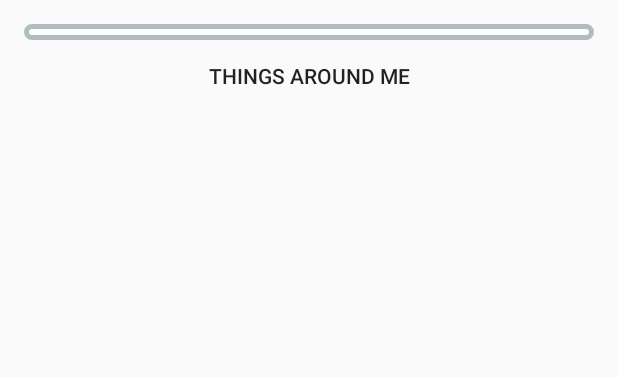
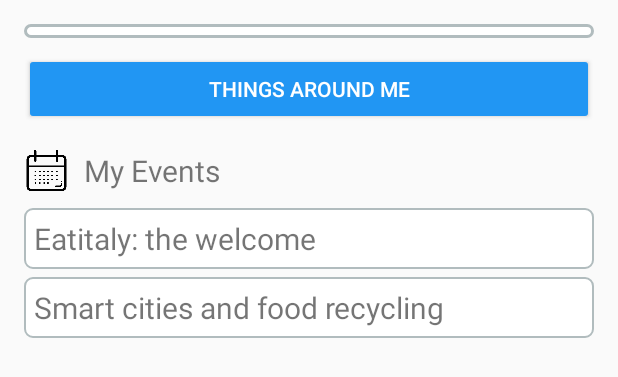
Before and after one commit to rainbowbreeze/20150124-ciscolive, an Android app: the layout fra_location.xml on its own in the app's theme, with its tools: preview values and no code run, on a phone screen of 412 x 824 dp. Shown: the top 377 px of the screen. Run offline under Robolectric (Android 15) with nearby library versions, the phone set to English and light mode, and no system bars.

Commit message:
added main activility layout

```diff
--- a/mobileapp/ciscolive/mobile/build.gradle
+++ b/mobileapp/ciscolive/mobile/build.gradle
@@ -6,7 +6,7 @@ android {
 
     defaultConfig {
         applicationId "it.rainbowbreeze.ciscolive"
-        minSdkVersion 19
+        minSdkVersion 21
         targetSdkVersion 21
         versionCode 1
         versionName "1.0"
--- /dev/null
+++ b/mobileapp/ciscolive/mobile/src/main/res/drawable-v21/blue_button_background.xml
@@ -0,0 +1,6 @@
+<?xml version="1.0" encoding="utf-8"?>
+<ripple
+    xmlns:android="http://schemas.android.com/apk/res/android"
+    android:color="?attr/colorControlHighlight">
+    <item android:drawable="@color/blue_button"/>
+</ripple>
--- /dev/null
+++ b/mobileapp/ciscolive/mobile/src/main/res/drawable/event_rounded_bg.xml
@@ -0,0 +1,12 @@
+<?xml version="1.0" encoding="UTF-8"?>
+<shape xmlns:android="http://schemas.android.com/apk/res/android">
+    <solid android:color="#FFFFFF"/>
+    <stroke android:width="1dip" android:color="#B1BCBE" />
+    <corners android:radius="5dip"/>
+    <padding
+        android:left="7dip"
+        android:top="7dip"
+        android:right="7dip"
+        android:bottom="7dip"
+    />
+</shape>
--- a/mobileapp/ciscolive/mobile/src/main/res/drawable/layout_bg.xml
+++ b/mobileapp/ciscolive/mobile/src/main/res/drawable/layout_bg.xml
@@ -1,7 +1,12 @@
 <?xml version="1.0" encoding="UTF-8"?>
 <shape xmlns:android="http://schemas.android.com/apk/res/android">
     <solid android:color="#FFFFFF"/>
-    <stroke android:width="3dip" android:color="#B1BCBE" />
+    <stroke android:width="2dip" android:color="#B1BCBE" />
     <corners android:radius="10dip"/>
-    <padding android:left="0dip" android:top="0dip" android:right="0dip" android:bottom="0dip" />
+    <padding
+        android:left="5dip"
+        android:top="5dip"
+        android:right="5dip"
+        android:bottom="5dip"
+    />
 </shape>
--- /dev/null
+++ b/mobileapp/ciscolive/mobile/src/main/res/layout/act_location.xml
@@ -0,0 +1,4 @@
+<FrameLayout xmlns:android="http://schemas.android.com/apk/res/android"
+    xmlns:tools="http://schemas.android.com/tools" android:id="@+id/container"
+    android:layout_width="match_parent" android:layout_height="match_parent"
+    tools:context="it.rainbowbreeze.ciscolive.ui.LocationActivity" tools:ignore="MergeRootFrame" />
--- a/mobileapp/ciscolive/mobile/src/main/res/layout/fra_location.xml
+++ b/mobileapp/ciscolive/mobile/src/main/res/layout/fra_location.xml
@@ -17,8 +17,7 @@
             android:layout_width="match_parent"
             android:layout_height="wrap_content"
             android:background="@drawable/layout_bg"
-            android:padding="5dp"
-            >
+        >
             <ImageView
                 android:id="@+id/location_imgMap"
                 android:layout_width="match_parent"
@@ -42,9 +41,59 @@
             android:id="@+id/location_btnAroundMe"
             android:layout_width="match_parent"
             android:layout_height="wrap_content"
+            android:layout_marginTop="10dp"
             android:text="@string/location_btnAroundMe"
-            android:background="#0000"
+            android:textColor="#FFFFFF"
         />
+
+        <LinearLayout
+            android:layout_width="match_parent"
+            android:layout_height="wrap_content"
+            android:layout_marginTop="15dp"
+            android:orientation="horizontal"
+            android:gravity="center_vertical"
+        >
+            <ImageView
+                android:layout_width="30dp"
+                android:layout_height="30dp"
+                android:src="@drawable/calendar"
+                android:scaleType="fitCenter"
+            />
+            <TextView
+                android:layout_width="wrap_content"
+                android:layout_height="wrap_content"
+                android:text="@string/location_myevents"
+                style="@style/location_lblEvents"
+                android:layout_marginLeft="10dp"
+            />
+        </LinearLayout>
+
+        <FrameLayout
+            android:layout_width="match_parent"
+            android:layout_height="wrap_content"
+            android:background="@drawable/event_rounded_bg"
+            android:layout_marginTop="10dp"
+        >
+            <TextView
+                android:layout_width="match_parent"
+                android:layout_height="wrap_content"
+                style="@style/location_lblEvents"
+                android:text="Eatitaly: the welcome"
+            />
+        </FrameLayout>
+        <FrameLayout
+            android:layout_width="match_parent"
+            android:layout_height="wrap_content"
+            android:background="@drawable/event_rounded_bg"
+            android:layout_marginTop="5dp"
+            >
+            <TextView
+                android:layout_width="match_parent"
+                android:layout_height="wrap_content"
+                style="@style/location_lblEvents"
+                android:text="Smart cities and food recycling"
+                />
+        </FrameLayout>
 
     </LinearLayout>
 
--- /dev/null
+++ b/mobileapp/ciscolive/mobile/src/main/res/values/colors.xml
@@ -0,0 +1,4 @@
+<?xml version="1.0" encoding="utf-8"?>
+<resources>
+    <color name="blue_button" >#0078ff</color>
+</resources>
--- a/mobileapp/ciscolive/mobile/src/main/res/values/strings.xml
+++ b/mobileapp/ciscolive/mobile/src/main/res/values/strings.xml
@@ -7,8 +7,10 @@
     <string name="title_section3">Section 3</string>
     <string name="hello_world">Hello world!</string>
     <string name="action_settings">Settings</string>
-
     <string name="location_lblHello">Hello location fragment</string>
     <string name="location_btnAroundMe">Things Around Me</string>
+    <string name="location_myevents">My Events</string>
+    <string name="location_title">EXPLORE</string>
+    <string name="title_activity_location">EXPLORE</string>
 
 </resources>
--- a/mobileapp/ciscolive/mobile/src/main/res/values/styles.xml
+++ b/mobileapp/ciscolive/mobile/src/main/res/values/styles.xml
@@ -1,8 +1,17 @@
 <resources>
 
     <!-- Base application theme. -->
-    <style name="AppTheme" parent="Theme.AppCompat.Light.DarkActionBar">
+    <style name="AppTheme" parent="Theme.AppCompat.Light">
+        <item name="android:colorButtonNormal">#2196f3</item>
         <!-- Customize your theme here. -->
     </style>
 
+    <style name="BlueButton" parent="android:style/Widget.Material.Button">
+        <item name="android:background">@drawable/blue_button_background</item>
+    </style>
+
+    <style name="location_lblEvents">
+        <item name="android:textSize">20dp</item>
+    </style>
+
 </resources>
```
Also changed, not shown: mobileapp/ciscolive/mobile/src/main/AndroidManifest.xml (+8 -7 lines), mobileapp/ciscolive/mobile/src/main/java/it/rainbowbreeze/ciscolive/ui/ActMainActivity.java (+25 -0 lines), mobileapp/ciscolive/mobile/src/main/java/it/rainbowbreeze/ciscolive/ui/LocationActivity.java (added, +51 -0 lines), mobileapp/ciscolive/mobile/src/main/res/layout/fragment_location.xml (added, +12 -0 lines), mobileapp/ciscolive/mobile/src/main/res/menu/menu_location.xml (added, +7 -0 lines), mobileapp/ciscolive/mobile/src/main/res/drawable/calendar.png (added).
